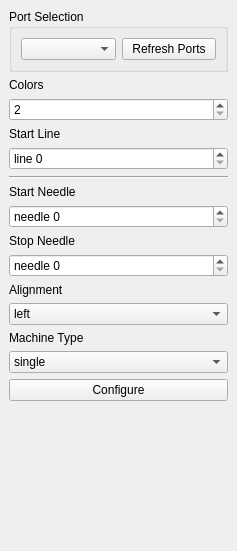
The window that software/python/ayab/plugins/ayab_plugin/ayab_options.ui (AllYarnsAreBeautiful/ayab-desktop) describes before a commit, drawn with Qt 5.
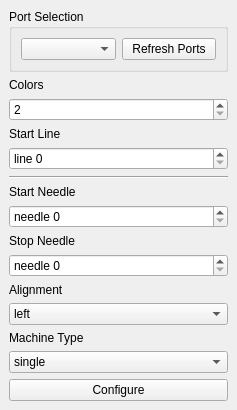
The same window after the commit.

Commit message: moving widgets to the side.

Patch:
```diff
--- a/software/python/ayab/plugins/ayab_plugin/ayab_options.ui
+++ b/software/python/ayab/plugins/ayab_plugin/ayab_options.ui
@@ -7,7 +7,7 @@
     <x>0</x>
     <y>0</y>
     <width>237</width>
-    <height>551</height>
+    <height>488</height>
    </rect>
   </property>
   <property name="features">
@@ -17,6 +17,12 @@
    <string>AYAB</string>
   </property>
   <widget class="QWidget" name="ayab_config">
+   <property name="sizePolicy">
+    <sizepolicy hsizetype="Preferred" vsizetype="Maximum">
+     <horstretch>0</horstretch>
+     <verstretch>0</verstretch>
+    </sizepolicy>
+   </property>
    <layout class="QVBoxLayout" name="verticalLayout">
     <item>
      <widget class="QGroupBox" name="groupBox">
@@ -175,19 +181,6 @@
       </property>
      </widget>
     </item>
-    <item>
-     <spacer name="verticalSpacer">
-      <property name="orientation">
-       <enum>Qt::Vertical</enum>
-      </property>
-      <property name="sizeHint" stdset="0">
-       <size>
-        <width>20</width>
-        <height>40</height>
-       </size>
-      </property>
-     </spacer>
-    </item>
    </layout>
   </widget>
  </widget>
```
The commit also changes 3 other files.
